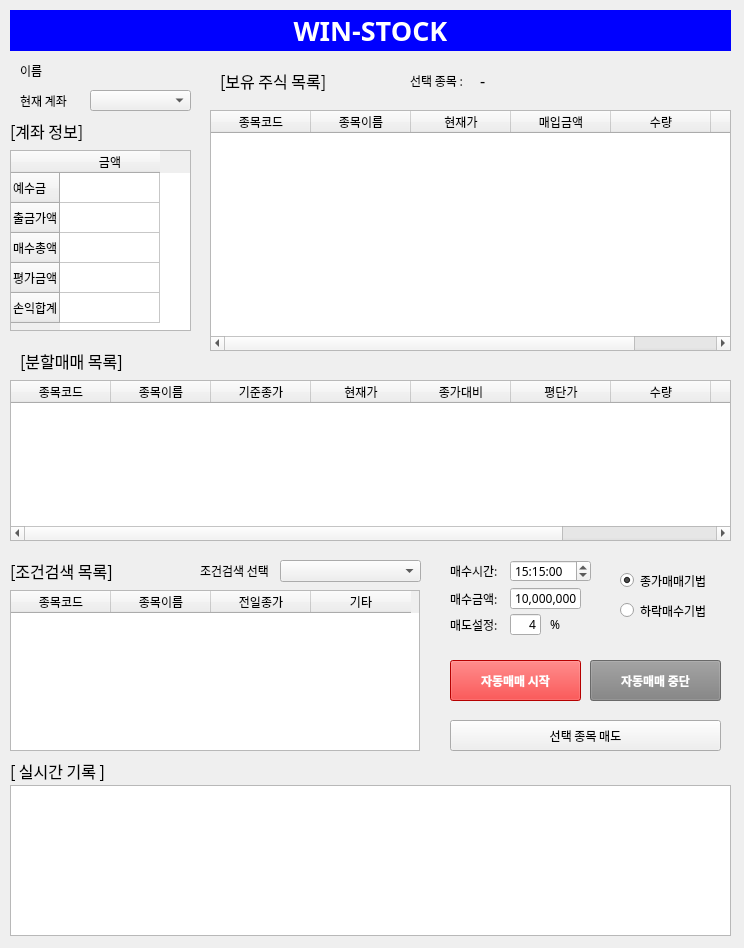
Old version of the form WinStock_project/manage/0823/ui/main.ui in the repository sun-a-i/mandleda.
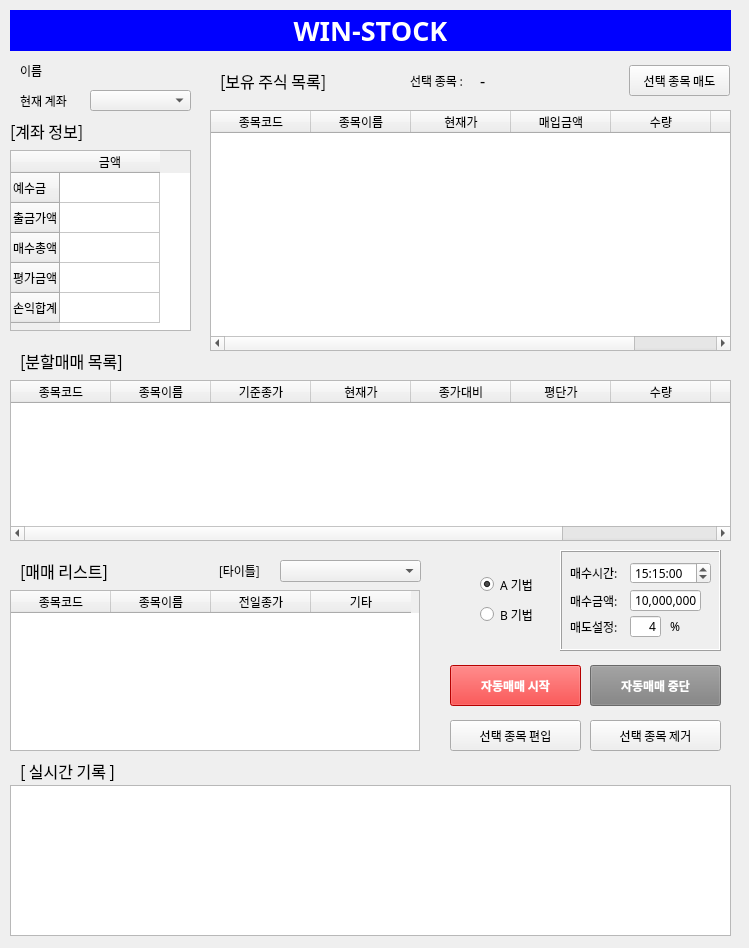
New version of the form.

What changed in the file:
```diff
--- a/WinStock_project/manage/0823/ui/main.ui
+++ b/WinStock_project/manage/0823/ui/main.ui
@@ -9,7 +9,7 @@
    <rect>
     <x>0</x>
     <y>0</y>
-    <width>744</width>
+    <width>749</width>
     <height>948</height>
    </rect>
   </property>
@@ -186,7 +186,7 @@
   <widget class="QLabel" name="label_4">
    <property name="geometry">
     <rect>
-     <x>10</x>
+     <x>20</x>
      <y>560</y>
      <width>121</width>
      <height>21</height>
@@ -201,7 +201,7 @@
     </font>
    </property>
    <property name="text">
-    <string>[조건검색 목록]</string>
+    <string>[매매 리스트]</string>
    </property>
   </widget>
   <widget class="QLabel" name="label_5">
@@ -242,15 +242,15 @@
     </font>
    </property>
    <property name="text">
-    <string>조건검색 선택</string>
+    <string>       [타이틀]</string>
    </property>
   </widget>
   <widget class="QPushButton" name="sell_btn">
    <property name="geometry">
     <rect>
-     <x>450</x>
-     <y>720</y>
-     <width>271</width>
+     <x>629</x>
+     <y>65</y>
+     <width>101</width>
      <height>31</height>
     </rect>
    </property>
@@ -290,7 +290,7 @@
     <rect>
      <x>480</x>
      <y>70</y>
-     <width>241</width>
+     <width>121</width>
      <height>21</height>
     </rect>
    </property>
@@ -353,112 +353,6 @@
     </property>
    </column>
   </widget>
-  <widget class="QLineEdit" name="buy_amount_edit">
-   <property name="geometry">
-    <rect>
-     <x>510</x>
-     <y>588</y>
-     <width>71</width>
-     <height>21</height>
-    </rect>
-   </property>
-   <property name="font">
-    <font>
-     <family>맑은 고딕</family>
-     <weight>50</weight>
-     <bold>false</bold>
-    </font>
-   </property>
-   <property name="text">
-    <string>10,000,000</string>
-   </property>
-   <property name="alignment">
-    <set>Qt::AlignRight|Qt::AlignTrailing|Qt::AlignVCenter</set>
-   </property>
-  </widget>
-  <widget class="QLabel" name="label_10">
-   <property name="geometry">
-    <rect>
-     <x>450</x>
-     <y>588</y>
-     <width>56</width>
-     <height>21</height>
-    </rect>
-   </property>
-   <property name="font">
-    <font>
-     <family>맑은 고딕</family>
-     <weight>50</weight>
-     <bold>false</bold>
-    </font>
-   </property>
-   <property name="text">
-    <string>매수금액:</string>
-   </property>
-  </widget>
-  <widget class="QLabel" name="label_11">
-   <property name="geometry">
-    <rect>
-     <x>450</x>
-     <y>614</y>
-     <width>56</width>
-     <height>21</height>
-    </rect>
-   </property>
-   <property name="font">
-    <font>
-     <family>맑은 고딕</family>
-     <weight>50</weight>
-     <bold>false</bold>
-    </font>
-   </property>
-   <property name="text">
-    <string>매도설정:</string>
-   </property>
-  </widget>
-  <widget class="QLineEdit" name="order_amount_4">
-   <property name="geometry">
-    <rect>
-     <x>510</x>
-     <y>614</y>
-     <width>31</width>
-     <height>21</height>
-    </rect>
-   </property>
-   <property name="font">
-    <font>
-     <family>맑은 고딕</family>
-     <weight>50</weight>
-     <bold>false</bold>
-    </font>
-   </property>
-   <property name="text">
-    <string>4</string>
-   </property>
-   <property name="alignment">
-    <set>Qt::AlignRight|Qt::AlignTrailing|Qt::AlignVCenter</set>
-   </property>
-  </widget>
-  <widget class="QLabel" name="label_12">
-   <property name="geometry">
-    <rect>
-     <x>550</x>
-     <y>614</y>
-     <width>21</width>
-     <height>21</height>
-    </rect>
-   </property>
-   <property name="font">
-    <font>
-     <family>맑은 고딕</family>
-     <weight>50</weight>
-     <bold>false</bold>
-    </font>
-   </property>
-   <property name="text">
-    <string>%</string>
-   </property>
-  </widget>
   <widget class="QPushButton" name="trading_start_btn">
    <property name="enabled">
     <bool>true</bool>
@@ -466,7 +360,7 @@
    <property name="geometry">
     <rect>
      <x>450</x>
-     <y>660</y>
+     <y>665</y>
      <width>131</width>
      <height>41</height>
     </rect>
@@ -495,7 +389,7 @@
    <property name="geometry">
     <rect>
      <x>590</x>
-     <y>660</y>
+     <y>665</y>
      <width>131</width>
      <height>41</height>
     </rect>
@@ -554,60 +448,6 @@
     <set>Qt::AlignCenter</set>
    </property>
   </widget>
-  <widget class="QTimeEdit" name="timeEdit">
-   <property name="geometry">
-    <rect>
-     <x>510</x>
-     <y>560</y>
-     <width>81</width>
-     <height>22</height>
-    </rect>
-   </property>
-   <property name="font">
-    <font>
-     <family>맑은 고딕</family>
-     <weight>50</weight>
-     <bold>false</bold>
-    </font>
-   </property>
-   <property name="dateTime">
-    <datetime>
-     <hour>15</hour>
-     <minute>15</minute>
-     <second>0</second>
-     <year>2000</year>
-     <month>1</month>
-     <day>1</day>
-    </datetime>
-   </property>
-   <property name="minimumTime">
-    <time>
-     <hour>0</hour>
-     <minute>0</minute>
-     <second>0</second>
-    </time>
-   </property>
-  </widget>
-  <widget class="QLabel" name="label_13">
-   <property name="geometry">
-    <rect>
-     <x>450</x>
-     <y>560</y>
-     <width>56</width>
-     <height>21</height>
-    </rect>
-   </property>
-   <property name="font">
-    <font>
-     <family>맑은 고딕</family>
-     <weight>50</weight>
-     <bold>false</bold>
-    </font>
-   </property>
-   <property name="text">
-    <string>매수시간:</string>
-   </property>
-  </widget>
   <widget class="QListWidget" name="real_log_widget">
    <property name="geometry">
     <rect>
@@ -628,7 +468,7 @@
   <widget class="QLabel" name="label_2">
    <property name="geometry">
     <rect>
-     <x>10</x>
+     <x>20</x>
      <y>755</y>
      <width>121</width>
      <height>31</height>
@@ -753,9 +593,9 @@
   <widget class="QRadioButton" name="closeBuy_rdo_btn">
    <property name="geometry">
     <rect>
-     <x>620</x>
-     <y>570</y>
-     <width>101</width>
+     <x>480</x>
+     <y>574</y>
+     <width>71</width>
      <height>21</height>
     </rect>
    </property>
@@ -765,7 +605,7 @@
     </font>
    </property>
    <property name="text">
-    <string>종가매매기법</string>
+    <string>A 기법</string>
    </property>
    <property name="checked">
     <bool>true</bool>
@@ -774,9 +614,9 @@
   <widget class="QRadioButton" name="fellDown_rdo_btn">
    <property name="geometry">
     <rect>
-     <x>620</x>
-     <y>600</y>
-     <width>101</width>
+     <x>480</x>
+     <y>604</y>
+     <width>71</width>
      <height>21</height>
     </rect>
    </property>
@@ -786,7 +626,223 @@
     </font>
    </property>
    <property name="text">
-    <string>하락매수기법</string>
+    <string>B 기법</string>
+   </property>
+  </widget>
+  <widget class="QFrame" name="method_a_frame">
+   <property name="geometry">
+    <rect>
+     <x>560</x>
+     <y>550</y>
+     <width>161</width>
+     <height>101</height>
+    </rect>
+   </property>
+   <property name="frameShape">
+    <enum>QFrame::Box</enum>
+   </property>
+   <property name="frameShadow">
+    <enum>QFrame::Raised</enum>
+   </property>
+   <widget class="QLabel" name="label_10">
+    <property name="geometry">
+     <rect>
+      <x>10</x>
+      <y>40</y>
+      <width>56</width>
+      <height>21</height>
+     </rect>
+    </property>
+    <property name="font">
+     <font>
+      <family>맑은 고딕</family>
+      <weight>50</weight>
+      <bold>false</bold>
+     </font>
+    </property>
+    <property name="text">
+     <string>매수금액:</string>
+    </property>
+   </widget>
+   <widget class="QLineEdit" name="order_amount_4">
+    <property name="geometry">
+     <rect>
+      <x>70</x>
+      <y>66</y>
+      <width>31</width>
+      <height>21</height>
+     </rect>
+    </property>
+    <property name="font">
+     <font>
+      <family>맑은 고딕</family>
+      <weight>50</weight>
+      <bold>false</bold>
+     </font>
+    </property>
+    <property name="text">
+     <string>4</string>
+    </property>
+    <property name="alignment">
+     <set>Qt::AlignRight|Qt::AlignTrailing|Qt::AlignVCenter</set>
+    </property>
+   </widget>
+   <widget class="QLabel" name="label_12">
+    <property name="geometry">
+     <rect>
+      <x>110</x>
+      <y>66</y>
+      <width>21</width>
+      <height>21</height>
+     </rect>
+    </property>
+    <property name="font">
+     <font>
+      <family>맑은 고딕</family>
+      <weight>50</weight>
+      <bold>false</bold>
+     </font>
+    </property>
+    <property name="text">
+     <string>%</string>
+    </property>
+   </widget>
+   <widget class="QLabel" name="label_11">
+    <property name="geometry">
+     <rect>
+      <x>10</x>
+      <y>66</y>
+      <width>56</width>
+      <height>21</height>
+     </rect>
+    </property>
+    <property name="font">
+     <font>
+      <family>맑은 고딕</family>
+      <weight>50</weight>
+      <bold>false</bold>
+     </font>
+    </property>
+    <property name="text">
+     <string>매도설정:</string>
+    </property>
+   </widget>
+   <widget class="QTimeEdit" name="timeEdit">
+    <property name="geometry">
+     <rect>
+      <x>70</x>
+      <y>12</y>
+      <width>81</width>
+      <height>22</height>
+     </rect>
+    </property>
+    <property name="font">
+     <font>
+      <family>맑은 고딕</family>
+      <weight>50</weight>
+      <bold>false</bold>
+     </font>
+    </property>
+    <property name="dateTime">
+     <datetime>
+      <hour>15</hour>
+      <minute>15</minute>
+      <second>0</second>
+      <year>2000</year>
+      <month>1</month>
+      <day>1</day>
+     </datetime>
+    </property>
+    <property name="minimumTime">
+     <time>
+      <hour>0</hour>
+      <minute>0</minute>
+      <second>0</second>
+     </time>
+    </property>
+   </widget>
+   <widget class="QLabel" name="label_13">
+    <property name="geometry">
+     <rect>
+      <x>10</x>
+      <y>12</y>
+      <width>56</width>
+      <height>21</height>
+     </rect>
+    </property>
+    <property name="font">
+     <font>
+      <family>맑은 고딕</family>
+      <weight>50</weight>
+      <bold>false</bold>
+     </font>
+    </property>
+    <property name="text">
+     <string>매수시간:</string>
+    </property>
+   </widget>
+   <widget class="QLineEdit" name="buy_amount_edit">
+    <property name="geometry">
+     <rect>
+      <x>70</x>
+      <y>40</y>
+      <width>71</width>
+      <height>21</height>
+     </rect>
+    </property>
+    <property name="font">
+     <font>
+      <family>맑은 고딕</family>
+      <weight>50</weight>
+      <bold>false</bold>
+     </font>
+    </property>
+    <property name="text">
+     <string>10,000,000</string>
+    </property>
+    <property name="alignment">
+     <set>Qt::AlignRight|Qt::AlignTrailing|Qt::AlignVCenter</set>
+    </property>
+   </widget>
+  </widget>
+  <widget class="QPushButton" name="sell_btn_2">
+   <property name="geometry">
+    <rect>
+     <x>450</x>
+     <y>720</y>
+     <width>131</width>
+     <height>31</height>
+    </rect>
+   </property>
+   <property name="font">
+    <font>
+     <family>맑은 고딕</family>
+     <weight>50</weight>
+     <bold>false</bold>
+    </font>
+   </property>
+   <property name="text">
+    <string>선택 종목 편입</string>
+   </property>
+  </widget>
+  <widget class="QPushButton" name="sell_btn_3">
+   <property name="geometry">
+    <rect>
+     <x>590</x>
+     <y>720</y>
+     <width>131</width>
+     <height>31</height>
+    </rect>
+   </property>
+   <property name="font">
+    <font>
+     <family>맑은 고딕</family>
+     <weight>50</weight>
+     <bold>false</bold>
+    </font>
+   </property>
+   <property name="text">
+    <string>선택 종목 제거</string>
    </property>
   </widget>
  </widget>
```
Left out of the diff: 3 changed lines with no effect on the pictures.
